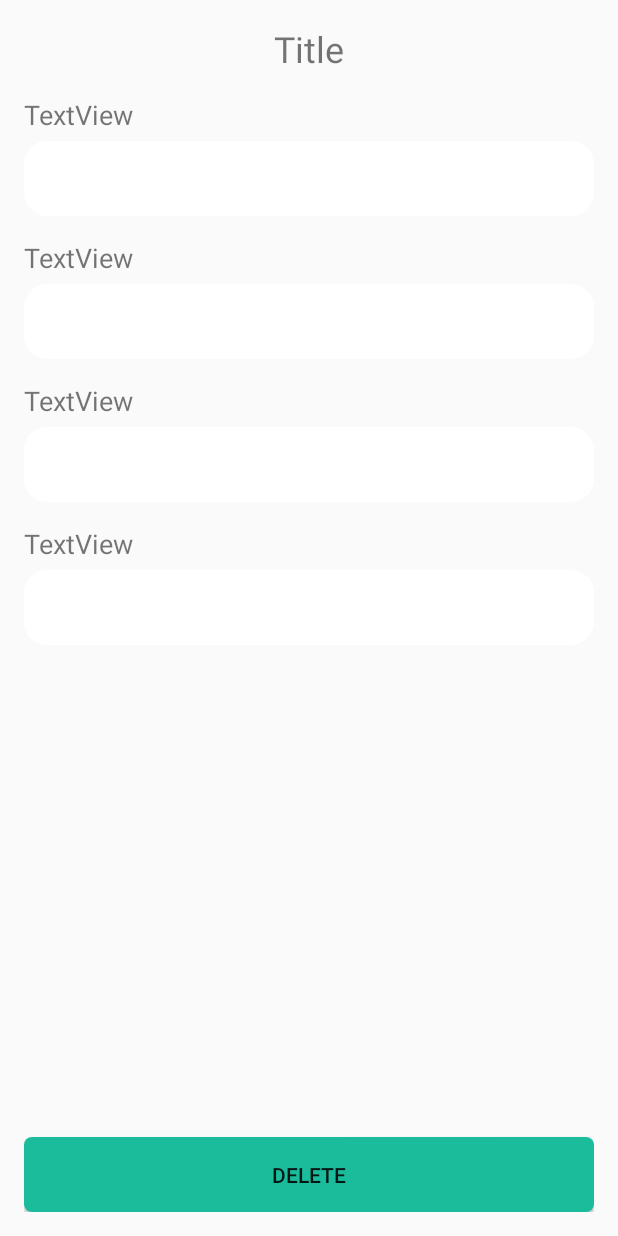
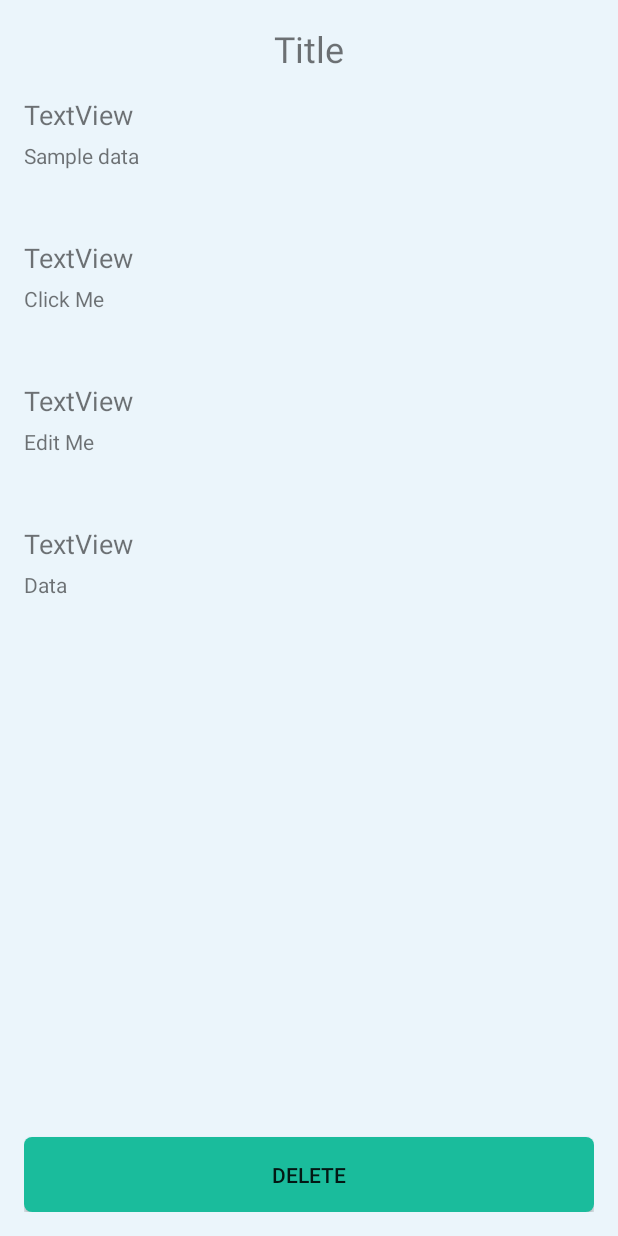
Before and after one commit to aichahezit/7081Project, an Android app: the ViewItemActivity screen opened directly, with no data from a screen before it, on a phone screen of 412 x 824 dp. Run offline under Robolectric (Android 15) with nearby library versions, the phone set to English and light mode, and no system bars; 1 statement that could not run was skipped.

Commit message:
ViewList layout, application flow.

```diff
--- a/app/src/main/java/bcit/aicha/hezit/a7081project/Activites/ViewItemActivity.java
+++ b/app/src/main/java/bcit/aicha/hezit/a7081project/Activites/ViewItemActivity.java
@@ -1,18 +1,94 @@
 package bcit.aicha.hezit.a7081project.Activites;
 
+import android.content.Intent;
 import android.os.Bundle;
 import android.support.v7.app.AppCompatActivity;
+import android.view.View;
+import android.widget.TextView;
 
 import bcit.aicha.hezit.a7081project.R;
 
+import static android.provider.AlarmClock.EXTRA_MESSAGE;
+
 public class ViewItemActivity extends AppCompatActivity {
 
+    private String type;
+    private TextView title;
+    private TextView subtitle1;
+    private TextView subtitle2;
+    private TextView subtitle3;
+    private TextView subtitle4;
+    private TextView subtext1;
+    private TextView subtext2;
+    private TextView subtext3;
+    private TextView subtext4;
     @Override
     protected void onCreate(Bundle savedInstanceState) {
         super.onCreate(savedInstanceState);
+        getSupportActionBar().hide();
+        setContentView(R.layout.activity_view_item);
 
-        getSupportActionBar().hide();
+        title = (TextView)findViewById(R.id.enterTitleText2);
 
-        setContentView(R.layout.activity_view_item);
+        subtitle1 = (TextView)findViewById(R.id.textViewView2);
+        subtitle2 = (TextView)findViewById(R.id.textViewView4);
+        subtitle3 = (TextView)findViewById(R.id.textViewView5);
+        subtitle4 = (TextView)findViewById(R.id.textViewView6);
+
+        subtext1 = (TextView)findViewById(R.id.editTextView);
+        subtext2 = (TextView)findViewById(R.id.editTextView4);
+        subtext3 = (TextView)findViewById(R.id.editTextView5);
+        subtext4 = (TextView)findViewById(R.id.editTextView6);
+
+        Intent intent = getIntent();
+        type = intent.getStringExtra(EXTRA_MESSAGE);
+
+        //temp data, replace with data from database
+        subtext1.setText("Sample data");
+        subtext2.setText("Click Me");
+        subtext3.setText("Edit Me");
+        subtext4.setText("Data");
+
+
+        switch(type){
+            case "patient":
+                title.setText("Patient Info");
+                subtitle1.setText("Name");
+                subtitle2.setText("DOB");
+                subtitle3.setText("Gender");
+                subtitle4.setText("Address");
+                break;
+
+            case "doctor":
+                title.setText("Doctor Info");
+                subtitle1.setText("Name");
+                subtitle2.setText("Specialty");
+                subtitle3.setText("Office Address");
+                subtitle4.setText("Comments");
+                break;
+
+            case "visit":
+                title.setText("Visit Info");
+                subtitle1.setText("Date");
+                subtitle2.setText("Reason");
+                subtitle3.setText("Doctor");
+                subtitle4.setText("Comments");
+                break;
+
+            default:
+                //patient
+        }
+    }
+
+    public void editItem(View v){
+        Intent intent = new Intent(this, EnterItemActivity.class);
+        intent.putExtra(EXTRA_MESSAGE, type);
+        startActivity(intent);
+    }
+
+    public void deleteItem(View v){
+        Intent intent = new Intent(this, ViewListActivity.class);
+        intent.putExtra(EXTRA_MESSAGE, type);
+        startActivity(intent);
     }
 }
--- a/app/src/main/res/layout/activity_enter_item.xml
+++ b/app/src/main/res/layout/activity_enter_item.xml
@@ -115,5 +115,6 @@
         android:layout_alignParentBottom="true"
         android:layout_centerHorizontal="true"
         android:id="@+id/saveBtn"
-        android:background="@drawable/rounded_button"/>
+        android:background="@drawable/rounded_button"
+        android:onClick="saveItem" />
 </RelativeLayout>
--- a/app/src/main/res/layout/activity_view_item.xml
+++ b/app/src/main/res/layout/activity_view_item.xml
@@ -8,6 +8,7 @@
     android:paddingLeft="@dimen/activity_horizontal_margin"
     android:paddingRight="@dimen/activity_horizontal_margin"
     android:paddingTop="@dimen/activity_vertical_margin"
+    android:background="#EBF5FB"
     tools:context="bcit.aicha.hezit.a7081project.Activites.ViewItemActivity">
     <TextView
         android:text="Title"
@@ -29,15 +30,15 @@
         android:id="@+id/textViewView2"
         android:textSize="18sp" />
 
-    <EditText
+    <TextView
         android:layout_width="match_parent"
         android:layout_height="50dp"
         android:inputType="textPersonName"
         android:ems="10"
         android:layout_below="@+id/textViewView2"
         android:layout_alignParentStart="true"
-        android:background="@drawable/round_text"
         android:id="@+id/editTextView"
+        android:onClick="editItem"
         android:singleLine="true" />
 
     <TextView
@@ -51,7 +52,7 @@
         android:id="@+id/textViewView4"
         android:textSize="18sp" />
 
-    <EditText
+    <TextView
         android:layout_width="match_parent"
         android:layout_height="50dp"
         android:inputType="textPersonName"
@@ -59,7 +60,7 @@
         android:layout_below="@+id/textViewView4"
         android:layout_alignParentStart="true"
         android:id="@+id/editTextView4"
-        android:background="@drawable/round_text"
+        android:onClick="editItem"
         android:singleLine="true" />
 
     <TextView
@@ -73,15 +74,15 @@
         android:id="@+id/textViewView5"
         android:textSize="18sp" />
 
-    <EditText
+    <TextView
         android:layout_width="match_parent"
         android:layout_height="50dp"
-        android:background="@drawable/round_text"
         android:inputType="textPersonName"
         android:ems="10"
         android:id="@+id/editTextView5"
         android:layout_below="@+id/textViewView5"
         android:layout_alignParentStart="true"
+        android:onClick="editItem"
         android:singleLine="true" />
 
     <TextView
@@ -95,15 +96,15 @@
         android:id="@+id/textViewView6"
         android:textSize="18sp" />
 
-    <EditText
+    <TextView
         android:layout_width="match_parent"
         android:layout_height="50dp"
-        android:background="@drawable/round_text"
         android:inputType="textPersonName"
         android:ems="10"
         android:id="@+id/editTextView6"
         android:layout_below="@+id/textViewView6"
         android:layout_alignParentStart="true"
+        android:onClick="editItem"
         android:singleLine="true" />
 
     <Button
@@ -113,5 +114,6 @@
         android:layout_alignParentBottom="true"
         android:layout_centerHorizontal="true"
         android:id="@+id/deleteBtn"
-        android:background="@drawable/rounded_button"/>
+        android:background="@drawable/rounded_button"
+        android:onClick="deleteItem" />
 </RelativeLayout>
```
Also changed, not shown: app/src/main/java/bcit/aicha/hezit/a7081project/Activites/EnterItemActivity.java (+9 -0 lines), app/src/main/java/bcit/aicha/hezit/a7081project/Activites/ViewListActivity.java (+66 -2 lines), app/src/main/res/layout/activity_view_list.xml (+16 -0 lines).
